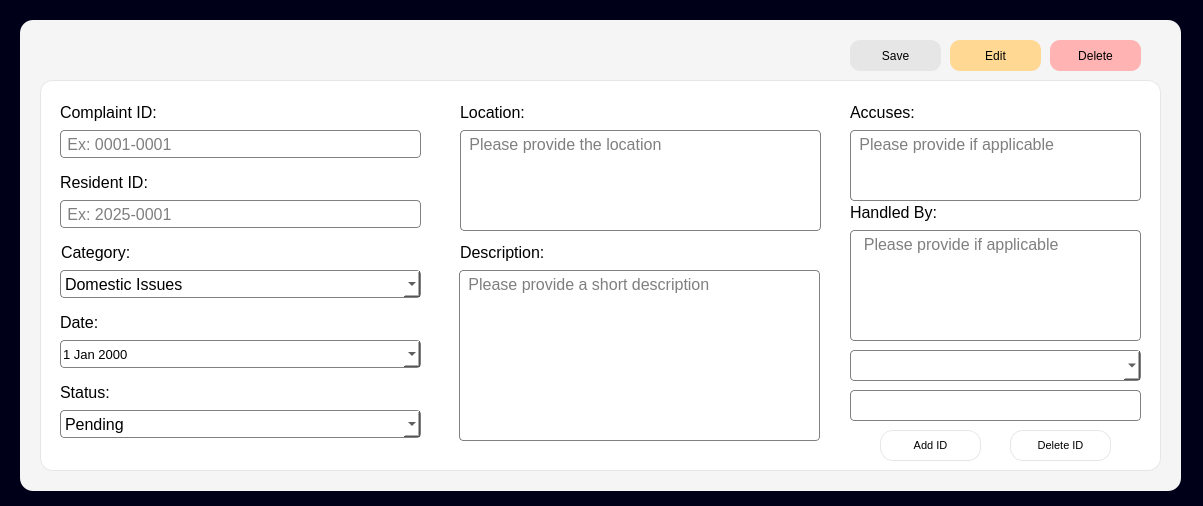
Qt form uifiles/infocomplaintui.ui (mustafamclngn/CCC151-ComplaSys) before a commit.
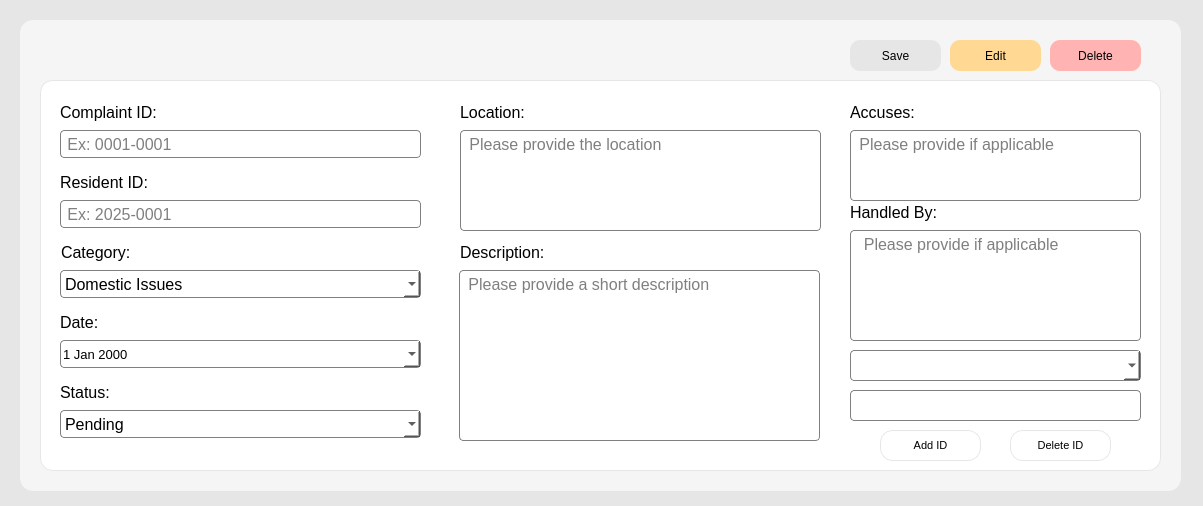
The same form after that commit. Icons and pictures are not drawn.

Commit message: changed background color to white

Patch:
```diff
--- a/uifiles/infocomplaintui.ui
+++ b/uifiles/infocomplaintui.ui
@@ -14,7 +14,7 @@
    <string>Complaint Case Information</string>
   </property>
   <property name="styleSheet">
-   <string notr="true">background-color: rgb(0, 0, 25);</string>
+   <string notr="true">background-color: rgb(230, 230, 230);</string>
   </property>
   <widget class="QFrame" name="frame">
    <property name="geometry">
```
The commit also changes 5 other files.
